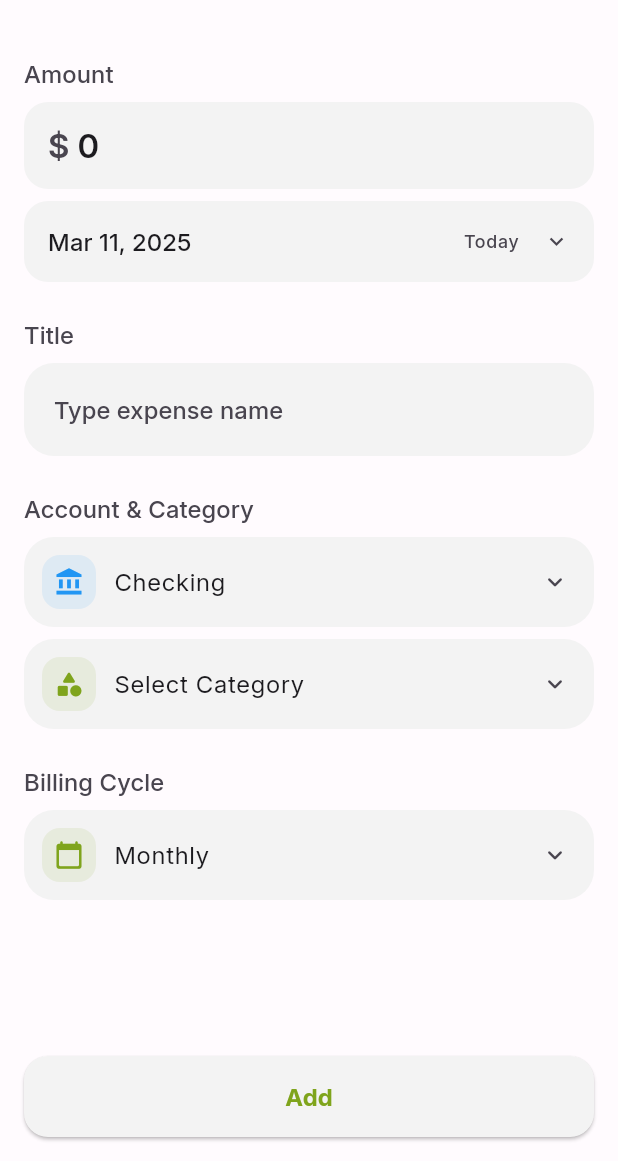
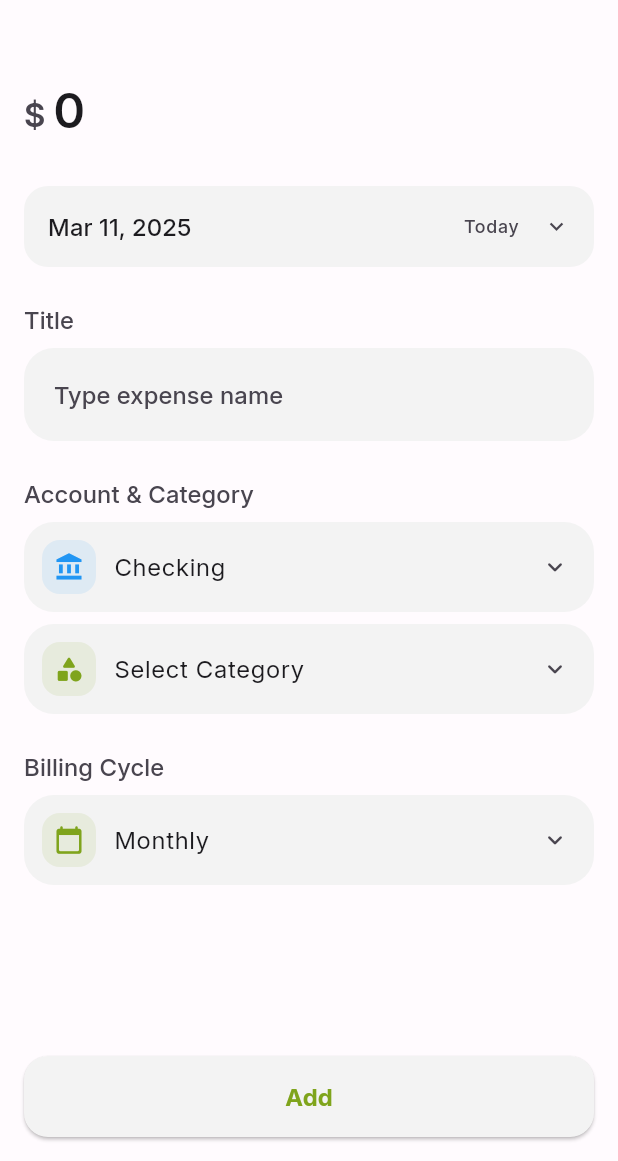
Before and after one commit to 0x6762/kiwi-spending-tracker, a Flutter app: the AddExpenseDialog screen opened directly with empty values, on a phone screen of 412 x 824 dp, the part 75-1236 px from its top. Run offline on Flutter 3.47's test engine with Material 3 defaults, Android fonts, the phone set to English and light mode, and no system bars; our stand-ins replace drift, fl_chart, flutter_svg, package_info_plus, permission_handler, shared_preferences and 1 more; accounts and stored records are empty; generated files the repository leaves out were written again.

Commit message:
Adjust amount layout

```diff
--- a/lib/widgets/dialogs/add_expense_dialog.dart
+++ b/lib/widgets/dialogs/add_expense_dialog.dart
@@ -464,14 +464,7 @@ class _AddExpenseDialogState extends State<AddExpenseDialog> {
                       child: Column(
                         crossAxisAlignment: CrossAxisAlignment.start,
                         children: [
-                          // Amount field
-                          Text(
-                            'Amount',
-                            style: theme.textTheme.titleSmall?.copyWith(
-                              color: theme.colorScheme.onSurfaceVariant,
-                            ),
-                          ),
-                          const SizedBox(height: 8),
+                          // Amount field - removed label and modified styling
                           TextFormField(
                             controller: _amountController,
                             keyboardType: const TextInputType.numberWithOptions(decimal: true),
@@ -480,17 +473,17 @@ class _AddExpenseDialogState extends State<AddExpenseDialog> {
                             ],
                             decoration: InputDecoration(
                               prefixText: '\$ ',
-                              filled: true,
-                              fillColor: theme.colorScheme.surfaceContainer,
-                              border: OutlineInputBorder(
-                                borderRadius: BorderRadius.circular(16),
-                                borderSide: BorderSide.none,
+                              prefixStyle: theme.textTheme.titleLarge?.copyWith(
+                                color: theme.colorScheme.onSurfaceVariant,
                               ),
+                              filled: false,
+                              border: InputBorder.none,
+                              contentPadding: const EdgeInsets.symmetric(vertical: 16),
                             ),
-                            style: theme.textTheme.titleLarge?.copyWith(
+                            style: theme.textTheme.headlineMedium?.copyWith(
                               color: theme.colorScheme.onSurface,
-                              fontWeight: FontWeight.w600,
                             ),
+                            textAlign: TextAlign.left,
                             onTap: () {
                               // Clear the initial value when the user taps on the field
                               if (_amountController.text == '0') {
@@ -504,7 +497,7 @@ class _AddExpenseDialogState extends State<AddExpenseDialog> {
                               return null;
                             },
                           ),
-                          const SizedBox(height: 8),
+                          const SizedBox(height: 16),
 
                           // Date selector with status indicator
                           GestureDetector(
```
